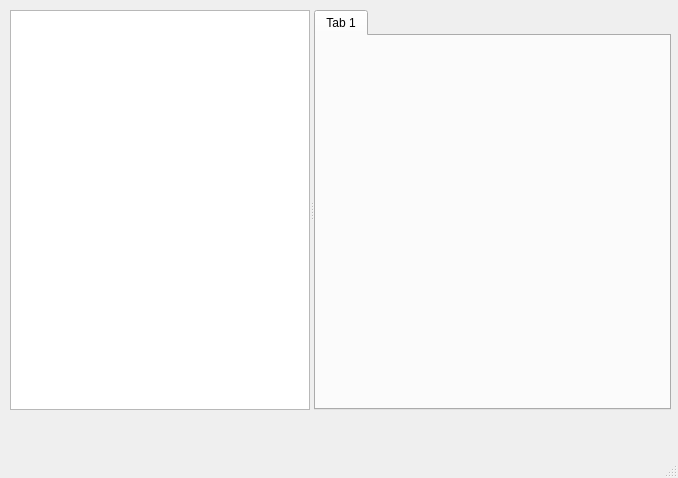
onto/effy, file mainwindow.ui: the form before one commit.
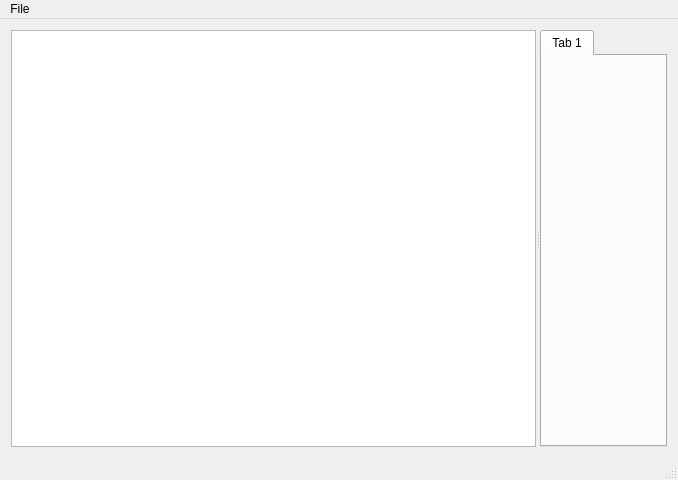
The form after the commit.

Diff of the .ui file:
```diff
--- a/mainwindow.ui
+++ b/mainwindow.ui
@@ -7,38 +7,73 @@
     <x>0</x>
     <y>0</y>
     <width>678</width>
-    <height>478</height>
+    <height>480</height>
    </rect>
   </property>
+  <property name="minimumSize">
+   <size>
+    <width>200</width>
+    <height>200</height>
+   </size>
+  </property>
   <property name="windowTitle">
    <string>MainWindow</string>
   </property>
   <widget class="QWidget" name="centralWidget">
+   <property name="sizePolicy">
+    <sizepolicy hsizetype="Expanding" vsizetype="Expanding">
+     <horstretch>0</horstretch>
+     <verstretch>0</verstretch>
+    </sizepolicy>
+   </property>
+   <layout class="QHBoxLayout" name="horizontalLayout_2">
+    <item>
+     <layout class="QHBoxLayout" name="horizontalLayout">
+      <property name="spacing">
+       <number>0</number>
+      </property>
+      <item>
    <widget class="QSplitter" name="splitter">
-    <property name="geometry">
-     <rect>
-      <x>10</x>
-      <y>10</y>
-      <width>661</width>
-      <height>400</height>
-     </rect>
-    </property>
-    <property name="sizePolicy">
-     <sizepolicy hsizetype="Expanding" vsizetype="Expanding">
-      <horstretch>0</horstretch>
-      <verstretch>0</verstretch>
-     </sizepolicy>
-    </property>
     <property name="orientation">
      <enum>Qt::Horizontal</enum>
     </property>
     <widget class="QTreeView" name="treeView">
+         <property name="sizePolicy">
+          <sizepolicy hsizetype="Expanding" vsizetype="Expanding">
+           <horstretch>0</horstretch>
+           <verstretch>0</verstretch>
+          </sizepolicy>
+         </property>
+         <property name="minimumSize">
+          <size>
+           <width>0</width>
+           <height>0</height>
+          </size>
+         </property>
      <property name="maximumSize">
       <size>
-       <width>300</width>
-       <height>400</height>
-      </size>
-     </property>
+           <width>16777215</width>
+           <height>16777215</height>
+          </size>
+         </property>
+         <property name="tabKeyNavigation">
+          <bool>true</bool>
+         </property>
+         <property name="alternatingRowColors">
+          <bool>true</bool>
+         </property>
+         <property name="horizontalScrollMode">
+          <enum>QAbstractItemView::ScrollPerItem</enum>
+         </property>
+         <property name="sortingEnabled">
+          <bool>true</bool>
+         </property>
+         <property name="animated">
+          <bool>true</bool>
+         </property>
+         <attribute name="headerVisible">
+          <bool>false</bool>
+         </attribute>
     </widget>
     <widget class="QTabWidget" name="tabWidget">
      <property name="currentIndex">
@@ -51,6 +86,10 @@
      </widget>
     </widget>
    </widget>
+      </item>
+     </layout>
+    </item>
+   </layout>
   </widget>
   <widget class="QMenuBar" name="menuBar">
    <property name="geometry">
@@ -61,6 +100,12 @@
      <height>21</height>
     </rect>
    </property>
+   <widget class="QMenu" name="menuFile">
+    <property name="title">
+     <string>File</string>
+    </property>
+   </widget>
+   <addaction name="menuFile"/>
   </widget>
   <widget class="QStatusBar" name="statusBar"/>
  </widget>
```
Left out of the diff: 3 changed lines with no effect on the pictures. Lines whose indentation alone changed are shown as unchanged.
